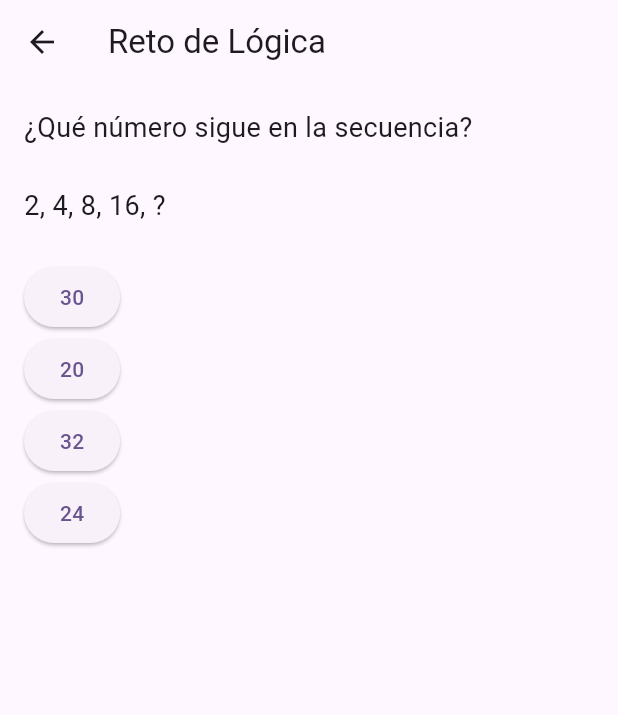
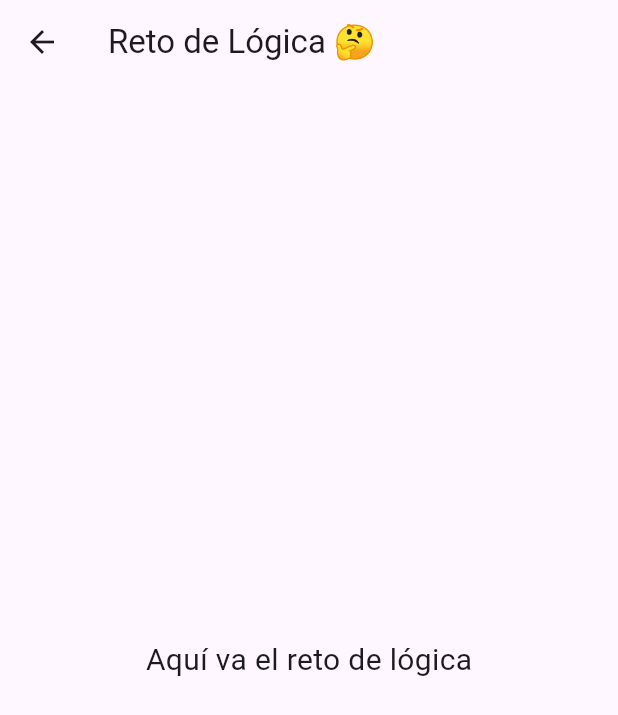
Before and after one commit to luismiquel/Cerebrix, a Flutter app: the LogicChallengeScreen screen opened directly, on a phone screen of 412 x 824 dp. Shown: the top 715 px of the screen. Run offline on Flutter 3.47's test engine with Material 3 defaults, Android fonts, the phone set to English and light mode, and no system bars; statements that could not run were skipped.

Commit message:
Update logic_challenge_screen.dart

```diff
--- a/lib/screens/logic_challenge_screen.dart
+++ b/lib/screens/logic_challenge_screen.dart
@@ -6,54 +6,13 @@ class LogicChallengeScreen extends StatelessWidget {
   @override
   Widget build(BuildContext context) {
     return Scaffold(
-      appBar: AppBar(title: const Text('Reto de Lógica')),
-      body: Padding(
-        padding: const EdgeInsets.all(16.0),
-        child: Column(
-          crossAxisAlignment: CrossAxisAlignment.start,
-          children: [
-            const Text(
-              '¿Qué número sigue en la secuencia?\n\n2, 4, 8, 16, ?',
-              style: TextStyle(fontSize: 18),
-            ),
-            const SizedBox(height: 24),
-            ElevatedButton(
-              onPressed: () => _mostrarResultado(context, false),
-              child: const Text('30'),
-            ),
-            ElevatedButton(
-              onPressed: () => _mostrarResultado(context, false),
-              child: const Text('20'),
-            ),
-            ElevatedButton(
-              onPressed: () => _mostrarResultado(context, true),
-              child: const Text('32'),
-            ),
-            ElevatedButton(
-              onPressed: () => _mostrarResultado(context, false),
-              child: const Text('24'),
-            ),
-          ],
+      appBar: AppBar(title: const Text('Reto de Lógica 🤔')),
+      body: const Center(
+        child: Text(
+          'Aquí va el reto de lógica',
+          style: TextStyle(fontSize: 20),
         ),
       ),
     );
   }
-
-  void _mostrarResultado(BuildContext context, bool correcto) {
-    showDialog(
-      context: context,
-      builder: (context) => AlertDialog(
-        title: Text(correcto ? '¡Correcto!' : 'Incorrecto'),
-        content: Text(correcto
-            ? '¡Muy bien! 2, 4, 8, 16, 32 es una secuencia que se duplica.'
-            : 'Inténtalo de nuevo.'),
-        actions: [
-          TextButton(
-            onPressed: () => Navigator.pop(context),
-            child: const Text('Cerrar'),
-          ),
-        ],
-      ),
-    );
-  }
 }
```
